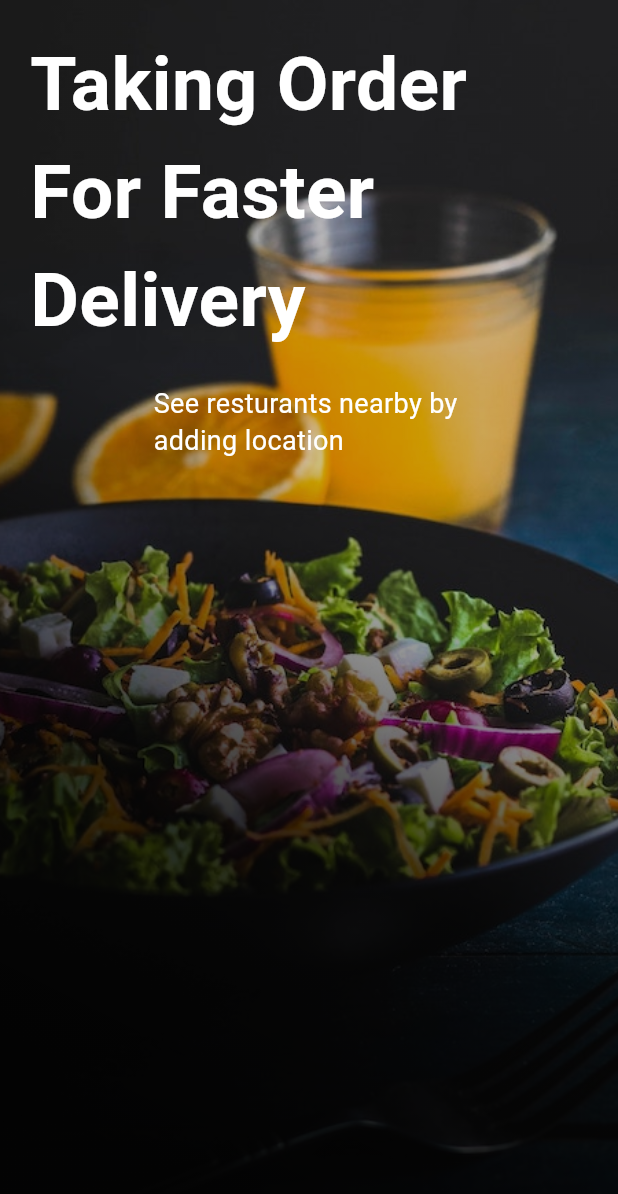
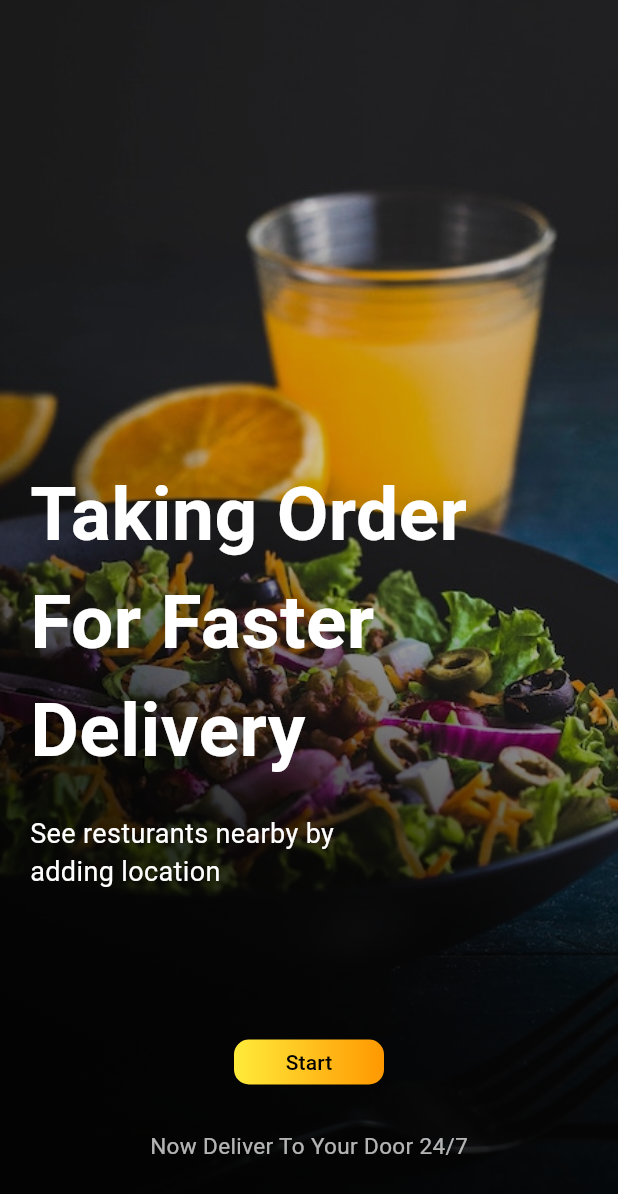
Before and after one commit to safaanwar1122/Flutter-UI-Design-Screens, a Flutter app: the screen it shows after launch, on a phone screen of 412 x 824 dp. Shown: the top 1194 px of the screen. Run offline on Flutter 3.47's test engine with Material 2 defaults, Android fonts, the phone set to English and light mode, and no system bars; our stand-ins replace simple_animations.

Commit message:
6th commit

```diff
--- a/lib/FoodAppUI/Animation/FadeAnimation.dart
+++ b/lib/FoodAppUI/Animation/FadeAnimation.dart
@@ -0,0 +1,2 @@
+import 'package:flutter/material.dart';
+import 'package:simple_animations/simple_animations.dart';
--- a/lib/FoodAppUI/Pages/starter.dart
+++ b/lib/FoodAppUI/Pages/starter.dart
@@ -1,4 +1,6 @@
 import 'package:flutter/material.dart';
+
+import 'homepage.dart';
 
 class StarterPage extends StatefulWidget {
   const StarterPage({Key? key}) : super(key: key);
@@ -32,6 +34,8 @@ class _StarterPageState extends State<StarterPage> {
           child: Padding(
             padding: EdgeInsets.all(20),
             child: Column(
+              crossAxisAlignment: CrossAxisAlignment.start,
+              mainAxisAlignment: MainAxisAlignment.end,
               children: [
                 Text('Taking Order For Faster Delivery',
                     style: TextStyle(
@@ -50,6 +54,42 @@ class _StarterPageState extends State<StarterPage> {
                 SizedBox(
                   height: 100,
                 ),
+                Center(
+                  child: Container(
+                    width: 100,
+                    height: 30,
+                    decoration: BoxDecoration(
+                        borderRadius: BorderRadius.circular(10),
+                        gradient: LinearGradient(
+                          colors: [
+                            Colors.yellow,
+                            Colors.orange,
+                          ],
+                        )),
+                    child: MaterialButton(
+                      onPressed: () {
+                        Navigator.push(context, MaterialPageRoute(builder: (context)=>MenuePage()));
+
+                      },
+                      minWidth: double.infinity,
+                      child: Text('Start', style: TextStyle(color: Colors.black)),
+                    ),
+                  ),
+                ),
+                SizedBox(
+                  height: 30,
+                ),
+                Container(
+                  child: Align(
+                    child: Text(
+                      "Now Deliver To Your Door 24/7",
+                      style: TextStyle(color: Colors.white70, fontSize: 15),
+                    ),
+                  ),
+                ),
+                SizedBox(
+                  height: 30,
+                ),
               ],
             ),
           ),
```
Also changed, not shown: lib/FoodAppUI/Pages/homepage.dart (+17 -0 lines).
